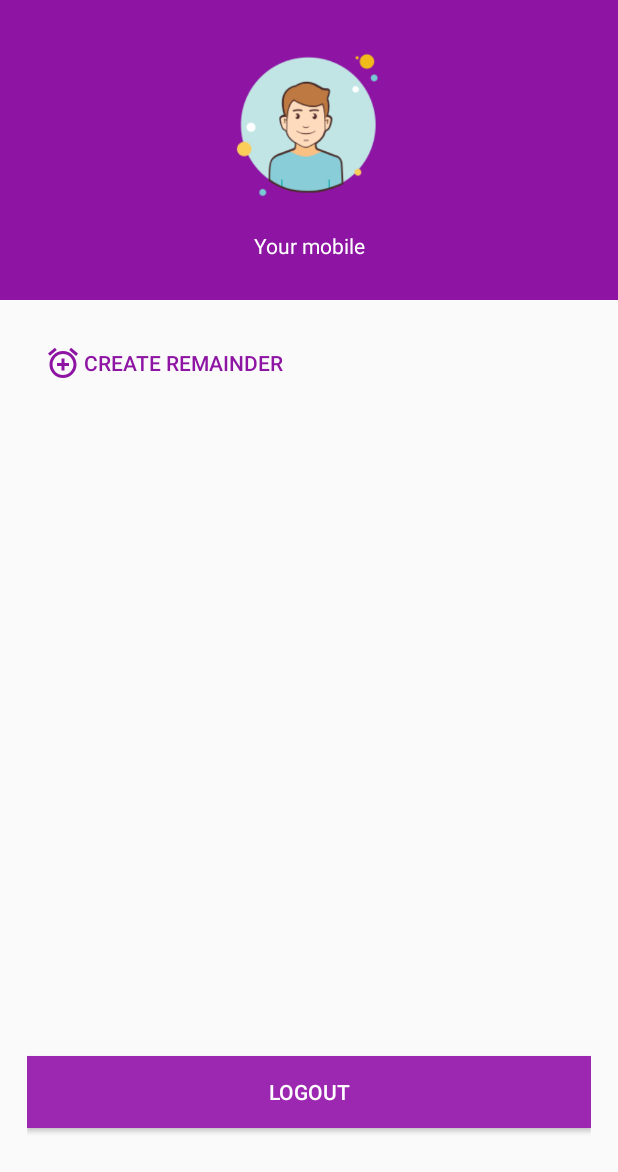
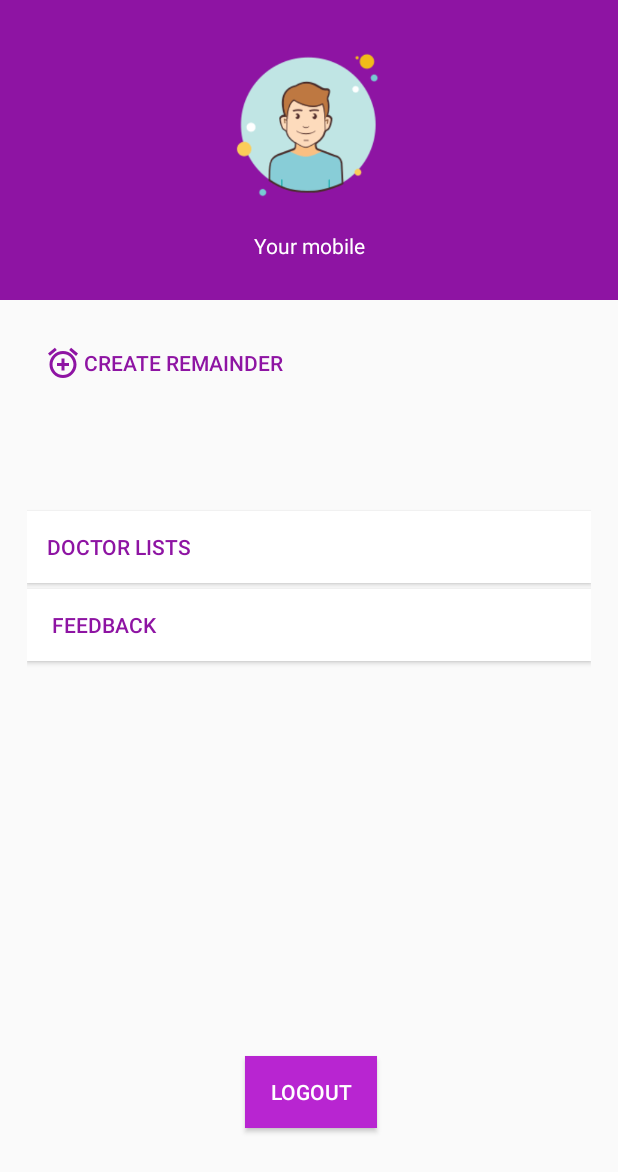
Before and after one commit to Yalieny1027/DA192_Stellar_Streak, an Android app: the layout fragment_profile.xml on its own in the app's theme, with its tools: preview values and no code run, on a phone screen of 412 x 824 dp. Shown: the top 1172 px of the screen. Run offline under Robolectric (Android 15) with nearby library versions, the phone set to English and light mode, and no system bars.

Commit message:
Update fragment_profile.xml

```diff
--- a/app/src/main/res/layout/fragment_profile.xml
+++ b/app/src/main/res/layout/fragment_profile.xml
@@ -31,21 +31,23 @@
         android:padding="@dimen/parent_layout_padding"
         android:layout_width="match_parent"
         android:layout_height="match_parent">
+
+
         <LinearLayout
-            android:orientation="vertical"
             android:layout_width="match_parent"
-            android:layout_height="match_parent">
+            android:layout_height="match_parent"
+            android:orientation="vertical">
             <Button
                 android:id="@+id/create"
+                android:layout_width="match_parent"
+                android:layout_height="wrap_content"
+                android:drawableStart="@drawable/ic_add_alarm_black_24dp"
+                android:drawablePadding="@dimen/size_2"
                 android:drawableTint="@color/colorPrimaryDark"
-                android:textColor="@color/colorPrimaryDark"
-                android:drawablePadding="@dimen/size_2"
-                android:drawableStart="@drawable/ic_add_alarm_black_24dp"
                 android:text="@string/remainder"
                 android:textAlignment="viewStart"
-                android:theme="@style/FlatButton"
-                android:layout_width="match_parent"
-                android:layout_height="wrap_content" />
+                android:textColor="@color/colorPrimaryDark"
+                android:theme="@style/FlatButton" />
             <!--<Button-->
                 <!--android:layout_marginTop="@dimen/size_4"-->
                 <!--android:drawableTint="@color/colorPrimaryDark"-->
@@ -59,15 +61,40 @@
                 <!--android:layout_height="wrap_content" />-->
 
 
+
         </LinearLayout>
 
         <Button
-            android:id="@+id/logout"
+            android:id="@+id/Doctor_details"
             android:layout_width="match_parent"
             android:layout_height="wrap_content"
             android:layout_alignParentBottom="true"
+            android:layout_marginBottom="417dp"
+            android:background="#ffffff"
+            android:text="    Doctor Lists"
+            android:textAlignment="viewStart"
+            android:textColor="@color/colorPrimaryDark" />
+
+        <Button
+            android:id="@+id/feedback"
+            android:layout_width="match_parent"
+            android:layout_height="wrap_content"
+            android:layout_alignParentBottom="true"
+            android:layout_marginBottom="365dp"
+            android:background="#ffffff"
+            android:text="     Feedback"
+            android:textAlignment="viewStart"
+            android:textColor="@color/colorPrimaryDark" />
+
+
+        <Button
+            android:id="@+id/logout"
+            android:layout_width="wrap_content"
+            android:layout_height="wrap_content"
+            android:layout_alignParentBottom="true"
             android:layout_marginBottom="@dimen/size_54"
-            android:background="#9C27B0"
+            android:layout_marginStart="145dp"
+            android:background="@color/colorPrimary"
             android:text="logout"
             android:textColor="@color/white" />
     </RelativeLayout>
```
